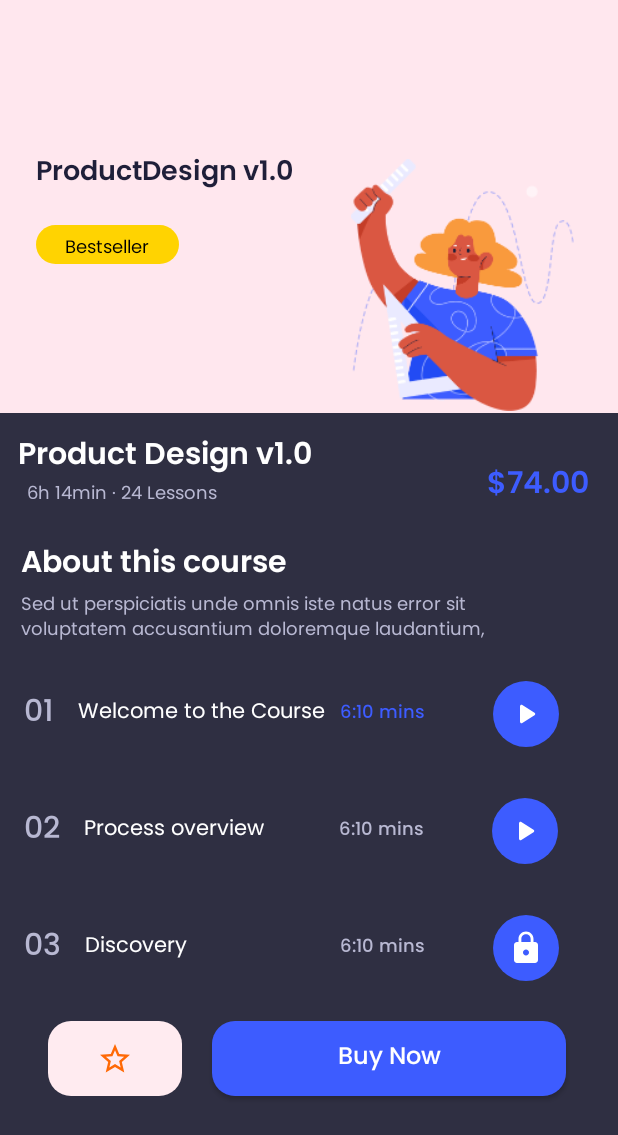
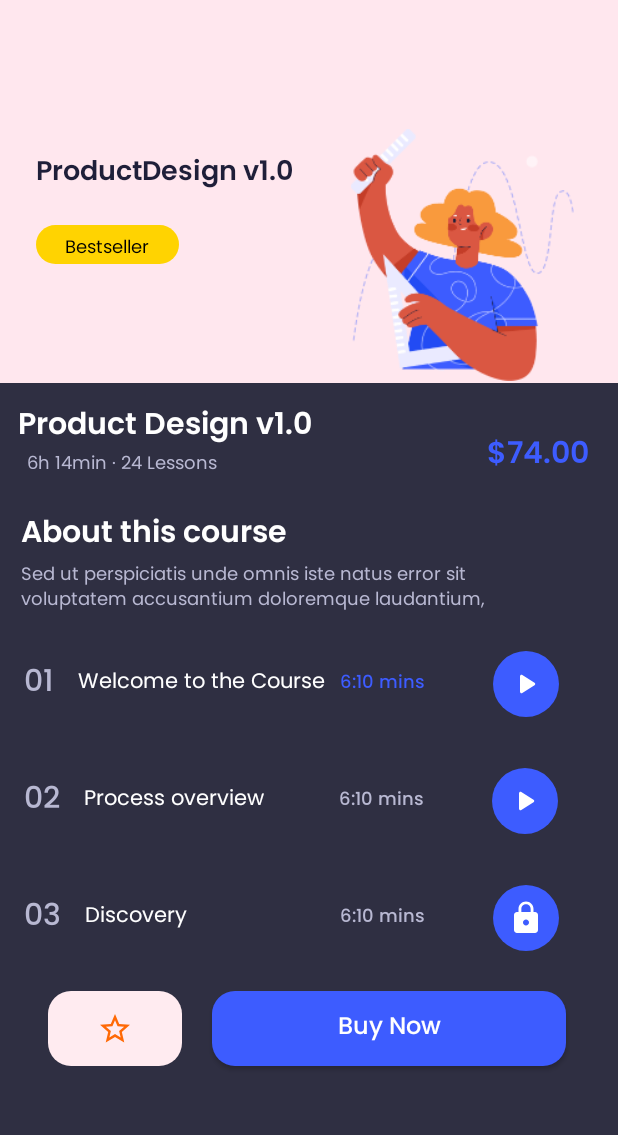
Before and after one commit to Nilav2608/course-study-app, an Android app: the MainActivity2 screen opened directly, with no data from a screen before it, on a phone screen of 412 x 824 dp. Shown: the top 1135 px of the screen. Run offline under Robolectric (Android 15) with nearby library versions, the phone set to English and light mode, and no system bars.

Commit message:
first commit

```diff
--- a/app/src/main/res/layout/activity_main2.xml
+++ b/app/src/main/res/layout/activity_main2.xml
@@ -11,7 +11,7 @@
     <RelativeLayout
         android:id="@+id/relativeLayout"
         android:layout_width="match_parent"
-        android:layout_height="275dp"
+        android:layout_height="255dp"
 
         android:background="@drawable/course_bg"
         app:layout_constraintStart_toStartOf="parent"
```
